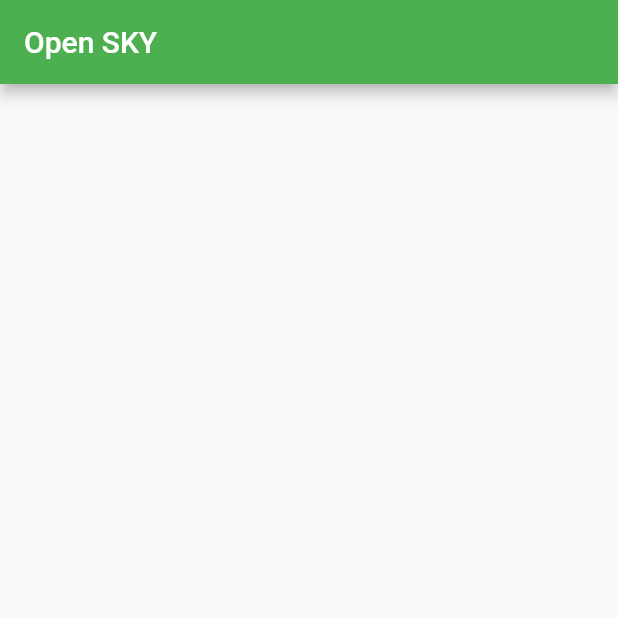
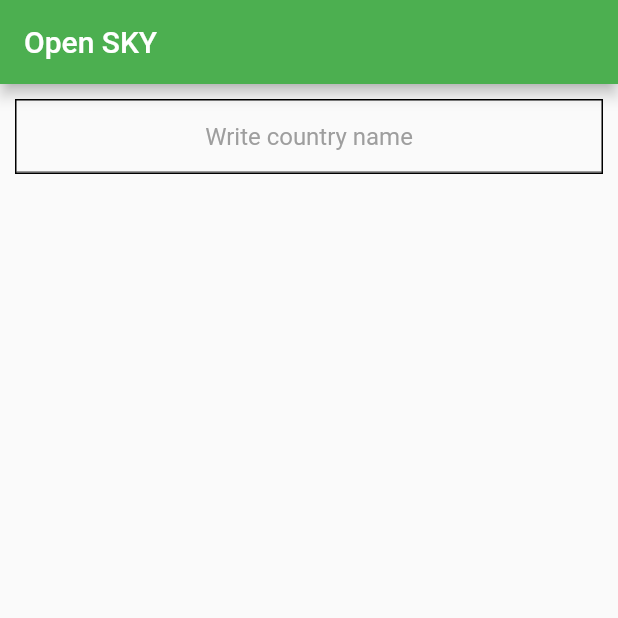
Before and after one commit to Anoimar/open_sky_flutter, a Flutter app: the screen it shows after launch, on a phone screen of 412 x 824 dp, the top half of it. Run offline on Flutter 3.47's test engine with Material 2 defaults, Android fonts, the phone set to English and light mode, and no system bars; network calls fail.

Commit message:
added filter by country

```diff
--- a/lib/main.dart
+++ b/lib/main.dart
@@ -35,6 +35,30 @@ class _HomePageState extends State<HomePage> {
   Map data;
   List flightData;
 
+  List filteredData;
+
+  var _searchView = new TextEditingController();
+
+  bool _firstSearch = true;
+
+  String _querry = "";
+
+
+  _HomePageState(){
+    _searchView.addListener((){
+      if (_searchView.text.isEmpty){
+        setState(() {
+          _firstSearch = false;
+          _querry = "";
+        });
+      } else {
+        setState(() {
+          _firstSearch = false;
+          _querry = _searchView.text.toLowerCase();
+        });
+      }
+    });
+  }
 
   Future getData() async {
     http.Response response = await http.get("https://opensky-network.org/api/states/all");
@@ -42,6 +66,7 @@ class _HomePageState extends State<HomePage> {
     data = json.decode(response.body);
     setState(() {
       flightData = data["states"];
+      filteredData = flightData;
     });
   }
 
@@ -58,8 +83,23 @@ class _HomePageState extends State<HomePage> {
           title: Text("Open SKY"),
           backgroundColor: Colors.green,
         ),
-        body: ListView.builder(
-            itemCount: flightData == null ? 0 : flightData.length,
+        body: new Container(
+          margin: EdgeInsets.only(left: 10.0,top: 10.0,right: 10.0  ),
+          child: new Column(
+            children: <Widget>[
+              _createSearchView(),
+              _firstSearch ? _createListView(): _performSearch()
+            ],
+          ),
+        )
+    );
+  }
+
+
+
+  Widget _createListView(){
+    return Flexible(child:ListView.builder(
+        itemCount: filteredData == null ? 0 : filteredData.length,
         itemBuilder: (BuildContext context, int index) {
           return Card(
               child: Padding(
@@ -72,12 +112,12 @@ class _HomePageState extends State<HomePage> {
                           height: 48.0,
                           width: 56.0,
                           image: NetworkImage(
-                                  createCountryFlagUrl(flightData[index][2])),
+                              createCountryFlagUrl(filteredData[index][2])),
                         ),
                       ),
-                          textField(flightData[index][2]),
-                          textField(flightData[index][1]),
-                          textField(flightData[index][0])
+                      textField(filteredData[index][2]),
+                      textField(filteredData[index][1]),
+                      textField(filteredData[index][0])
                     ]
                 ),
               )
@@ -85,6 +125,29 @@ class _HomePageState extends State<HomePage> {
         })
     );
 }
+
+  Widget _performSearch(){
+    print("Filtering");
+    List toFilter = new List.from(flightData);
+    toFilter.removeWhere((item) => !item[2].toString().toLowerCase().contains(_querry));
+    filteredData = toFilter;
+    return _createListView();
+  }
+
+  Widget _createSearchView() {
+    return new Container(
+      decoration: BoxDecoration(border: Border.all(width: 1.0)),
+      child: new TextField(
+        controller: _searchView,
+        decoration: InputDecoration(
+          hintText: "Write country name",
+          hintStyle: new TextStyle(color: Colors.grey)
+        ),
+        textAlign: TextAlign.center,
+      ),
+    );
+  }
+
 
   Widget textField(flightDataText){
     return Expanded(
@@ -102,4 +165,5 @@ class _HomePageState extends State<HomePage> {
     return "http://www.sciencekids.co.nz/images/pictures/flags680/${flagCountryName.replaceAll(" ", "_")}.jpg";
   }
 
+
 }
```
Lines whose indentation alone changed are shown as unchanged.
